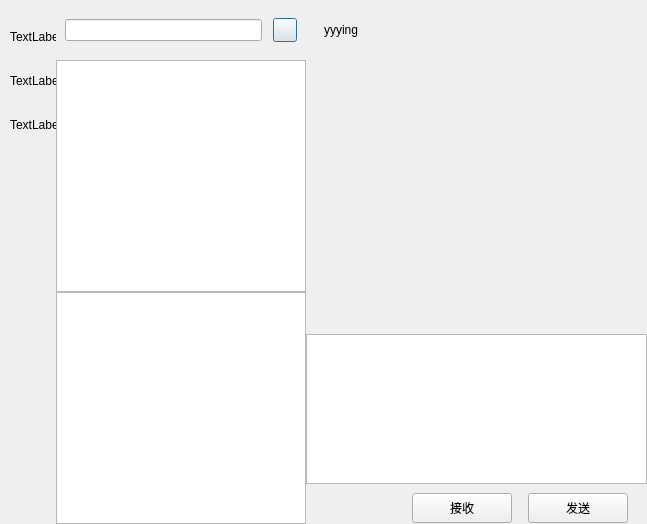
YYYingk/YYYchat, file client/YYYchat/chatdialog.ui: the form before one commit.
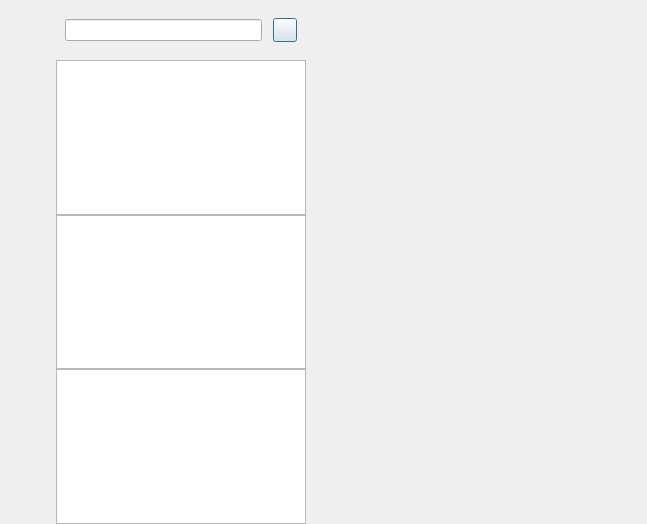
The form after the commit. Custom widgets are drawn as their Qt base class.

The edit to the form file:
```diff
--- a/client/YYYchat/chatdialog.ui
+++ b/client/YYYchat/chatdialog.ui
@@ -83,21 +83,21 @@
          <item>
           <widget class="QLabel" name="side_chat_lb">
            <property name="text">
-            <string>TextLabel</string>
+            <string/>
            </property>
           </widget>
          </item>
          <item>
           <widget class="QLabel" name="side_head_lb">
            <property name="text">
-            <string>TextLabel</string>
+            <string/>
            </property>
           </widget>
          </item>
          <item>
           <widget class="QLabel" name="side_contact_lb">
            <property name="text">
-            <string>TextLabel</string>
+            <string/>
            </property>
           </widget>
          </item>
@@ -209,292 +209,16 @@
       <item>
        <widget class="QListWidget" name="search_list"/>
       </item>
+      <item>
+       <widget class="QListWidget" name="con_user_list"/>
+      </item>
      </layout>
     </widget>
    </item>
    <item>
-    <widget class="QWidget" name="chat_data_wid" native="true">
-     <layout class="QVBoxLayout" name="verticalLayout_4">
-      <property name="spacing">
-       <number>0</number>
-      </property>
-      <property name="leftMargin">
-       <number>0</number>
-      </property>
-      <property name="topMargin">
-       <number>0</number>
-      </property>
-      <property name="rightMargin">
-       <number>0</number>
-      </property>
-      <property name="bottomMargin">
-       <number>0</number>
-      </property>
-      <item>
-       <widget class="QWidget" name="title_wid" native="true">
-        <property name="minimumSize">
-         <size>
-          <width>0</width>
-          <height>60</height>
-         </size>
-        </property>
-        <property name="maximumSize">
-         <size>
-          <width>16777215</width>
-          <height>60</height>
-         </size>
-        </property>
-        <layout class="QVBoxLayout" name="verticalLayout_5">
-         <item>
-          <widget class="QWidget" name="widget_2" native="true">
-           <layout class="QHBoxLayout" name="horizontalLayout_3">
-            <item>
-             <widget class="QLabel" name="title_lb">
-              <property name="text">
-               <string>yyying</string>
-              </property>
-             </widget>
-            </item>
-           </layout>
-          </widget>
-         </item>
-        </layout>
-       </widget>
-      </item>
-      <item>
-       <widget class="QWidget" name="chat_data_show" native="true"/>
-      </item>
-      <item>
-       <widget class="QWidget" name="tool_wid" native="true">
-        <property name="minimumSize">
-         <size>
-          <width>0</width>
-          <height>40</height>
-         </size>
-        </property>
-        <property name="maximumSize">
-         <size>
-          <width>16777215</width>
-          <height>40</height>
-         </size>
-        </property>
-        <layout class="QHBoxLayout" name="horizontalLayout_4">
-         <property name="leftMargin">
-          <number>2</number>
-         </property>
-         <property name="topMargin">
-          <number>2</number>
-         </property>
-         <property name="rightMargin">
-          <number>2</number>
-         </property>
-         <property name="bottomMargin">
-          <number>2</number>
-         </property>
-         <item>
-          <spacer name="horizontalSpacer_4">
-           <property name="orientation">
-            <enum>Qt::Horizontal</enum>
-           </property>
-           <property name="sizeType">
-            <enum>QSizePolicy::Fixed</enum>
-           </property>
-           <property name="sizeHint" stdset="0">
-            <size>
-             <width>5</width>
-             <height>20</height>
-            </size>
-           </property>
-          </spacer>
-         </item>
-         <item>
-          <widget class="QLabel" name="emo_lb">
-           <property name="minimumSize">
-            <size>
-             <width>25</width>
-             <height>25</height>
-            </size>
-           </property>
-           <property name="maximumSize">
-            <size>
-             <width>25</width>
-             <height>25</height>
-            </size>
-           </property>
-           <property name="text">
-            <string/>
-           </property>
-          </widget>
-         </item>
-         <item>
-          <spacer name="horizontalSpacer_3">
-           <property name="orientation">
-            <enum>Qt::Horizontal</enum>
-           </property>
-           <property name="sizeType">
-            <enum>QSizePolicy::Fixed</enum>
-           </property>
-           <property name="sizeHint" stdset="0">
-            <size>
-             <width>5</width>
-             <height>20</height>
-            </size>
-           </property>
-          </spacer>
-         </item>
-         <item>
-          <widget class="QLabel" name="file_lb">
-           <property name="minimumSize">
-            <size>
-             <width>25</width>
-             <height>25</height>
-            </size>
-           </property>
-           <property name="maximumSize">
-            <size>
-             <width>25</width>
-             <height>25</height>
-            </size>
-           </property>
-           <property name="text">
-            <string/>
-           </property>
-          </widget>
-         </item>
-         <item>
-          <spacer name="horizontalSpacer_2">
-           <property name="orientation">
-            <enum>Qt::Horizontal</enum>
-           </property>
-           <property name="sizeHint" stdset="0">
-            <size>
-             <width>40</width>
-             <height>20</height>
-            </size>
-           </property>
-          </spacer>
-         </item>
-        </layout>
-       </widget>
-      </item>
-      <item>
-       <widget class="QTextEdit" name="chatEdit">
-        <property name="minimumSize">
-         <size>
-          <width>0</width>
-          <height>150</height>
-         </size>
-        </property>
-        <property name="maximumSize">
-         <size>
-          <width>16777215</width>
-          <height>150</height>
-         </size>
-        </property>
-       </widget>
-      </item>
-      <item>
-       <widget class="QWidget" name="widget_4" native="true">
-        <property name="minimumSize">
-         <size>
-          <width>0</width>
-          <height>40</height>
-         </size>
-        </property>
-        <property name="maximumSize">
-         <size>
-          <width>16777215</width>
-          <height>40</height>
-         </size>
-        </property>
-        <layout class="QHBoxLayout" name="horizontalLayout_5">
-         <item>
-          <spacer name="horizontalSpacer_5">
-           <property name="orientation">
-            <enum>Qt::Horizontal</enum>
-           </property>
-           <property name="sizeHint" stdset="0">
-            <size>
-             <width>40</width>
-             <height>20</height>
-            </size>
-           </property>
-          </spacer>
-         </item>
-         <item>
-          <widget class="QPushButton" name="receive_btn">
-           <property name="minimumSize">
-            <size>
-             <width>100</width>
-             <height>30</height>
-            </size>
-           </property>
-           <property name="maximumSize">
-            <size>
-             <width>100</width>
-             <height>30</height>
-            </size>
-           </property>
-           <property name="text">
-            <string>接收</string>
-           </property>
-          </widget>
-         </item>
-         <item>
-          <spacer name="horizontalSpacer_6">
-           <property name="orientation">
-            <enum>Qt::Horizontal</enum>
-           </property>
-           <property name="sizeType">
-            <enum>QSizePolicy::Minimum</enum>
-           </property>
-           <property name="sizeHint" stdset="0">
-            <size>
-             <width>10</width>
-             <height>20</height>
-            </size>
-           </property>
-          </spacer>
-         </item>
-         <item>
-          <widget class="QPushButton" name="send_btn">
-           <property name="minimumSize">
-            <size>
-             <width>100</width>
-             <height>30</height>
-            </size>
-           </property>
-           <property name="maximumSize">
-            <size>
-             <width>100</width>
-             <height>30</height>
-            </size>
-           </property>
-           <property name="text">
-            <string>发送</string>
-           </property>
-          </widget>
-         </item>
-         <item>
-          <spacer name="horizontalSpacer_7">
-           <property name="orientation">
-            <enum>Qt::Horizontal</enum>
-           </property>
-           <property name="sizeType">
-            <enum>QSizePolicy::Fixed</enum>
-           </property>
-           <property name="sizeHint" stdset="0">
-            <size>
-             <width>10</width>
-             <height>20</height>
-            </size>
-           </property>
-          </spacer>
-         </item>
-        </layout>
-       </widget>
-      </item>
-     </layout>
+    <widget class="QStackedWidget" name="stackedWidget">
+     <widget class="ChatPage" name="chat_page"/>
+     <widget class="QWidget" name="friend_apply_page"/>
     </widget>
    </item>
   </layout>
@@ -505,6 +229,22 @@
    <extends>QPushButton</extends>
    <header location="global">clickedbtn.h</header>
   </customwidget>
+  <customwidget>
+   <class>CustomizeEdit</class>
+   <extends>QLineEdit</extends>
+   <header location="global">customizeedit.h</header>
+  </customwidget>
+  <customwidget>
+   <class>ChatUserList</class>
+   <extends>QListWidget</extends>
+   <header location="global">chatuserlist.h</header>
+  </customwidget>
+  <customwidget>
+   <class>ChatPage</class>
+   <extends>QWidget</extends>
+   <header location="global">chatpage.h</header>
+   <container>1</container>
+  </customwidget>
  </customwidgets>
  <resources/>
  <connections/>
```
Left out of the diff: 4 changed lines with no effect on the pictures.
